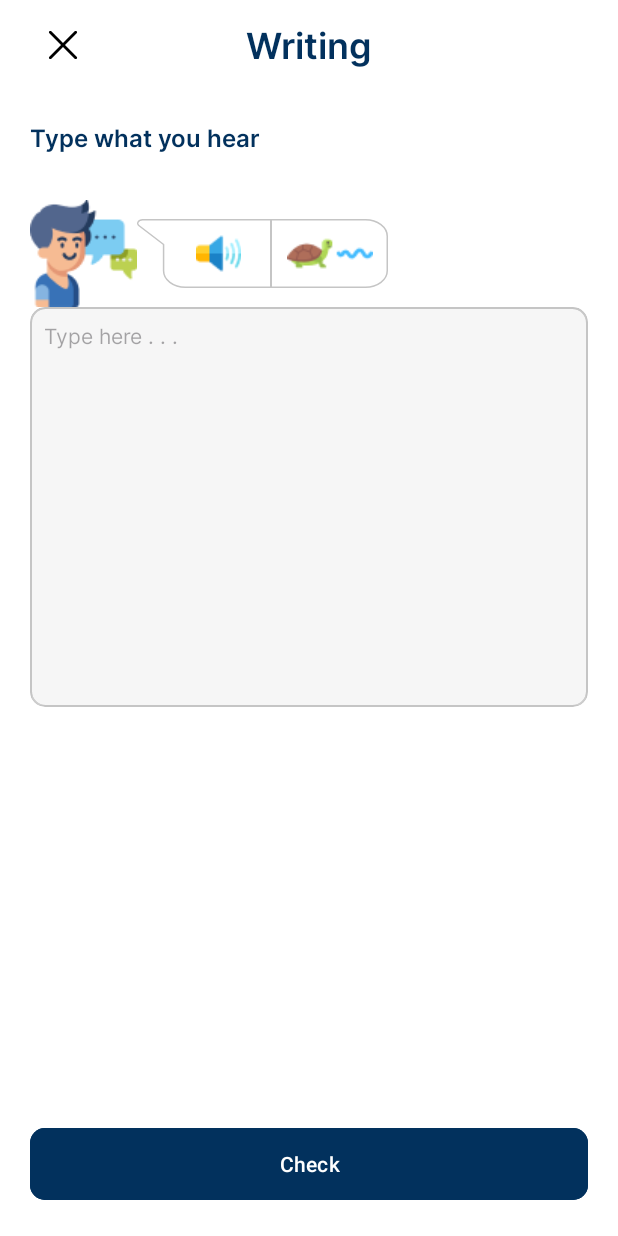
After one commit to GymnastiarR/Mr.Gupazz, an Android app: the WritingActivity screen opened directly, with no data from a screen before it, on a phone screen of 412 x 824 dp. The commit adds this screen. Run offline under Robolectric (Android 15) with nearby library versions, the phone set to English and light mode, and no system bars.

Commit message:
feat/writing

```diff
--- a/app/src/main/AndroidManifest.xml
+++ b/app/src/main/AndroidManifest.xml
@@ -1,6 +1,6 @@
 <?xml version="1.0" encoding="utf-8"?>
 <manifest xmlns:android="http://schemas.android.com/apk/res/android"
-    xmlns:tools="http://schemas.android.com/tools" >
+    xmlns:tools="http://schemas.android.com/tools">
 
     <application
         android:allowBackup="true"
@@ -11,10 +11,13 @@
         android:roundIcon="@mipmap/ic_launcher_round"
         android:supportsRtl="true"
         android:theme="@style/Theme.MrGupazz"
-        tools:targetApi="31" >
+        tools:targetApi="31">
+        <activity
+            android:name=".WritingActivity"
+            android:exported="false" />
         <activity
             android:name=".MainActivity"
-            android:exported="true" >
+            android:exported="true">
             <intent-filter>
                 <action android:name="android.intent.action.MAIN" />
 
--- /dev/null
+++ b/app/src/main/java/com/example/mrgupazz/WritingActivity.java
@@ -0,0 +1,14 @@
+package com.example.mrgupazz;
+
+import androidx.appcompat.app.AppCompatActivity;
+
+import android.os.Bundle;
+
+public class WritingActivity extends AppCompatActivity {
+
+    @Override
+    protected void onCreate(Bundle savedInstanceState) {
+        super.onCreate(savedInstanceState);
+        setContentView(R.layout.activity_writing);
+    }
+}
--- /dev/null
+++ b/app/src/main/res/drawable/bg_union.xml
@@ -0,0 +1,11 @@
+<vector xmlns:android="http://schemas.android.com/apk/res/android"
+    android:width="167dp"
+    android:height="46dp"
+    android:viewportWidth="167"
+    android:viewportHeight="46">
+  <path
+      android:strokeWidth="1"
+      android:pathData="M17.68,17.25V17L17.49,16.85L1.41,4.51C0.9,4.12 0.64,3.68 0.54,3.27C0.45,2.85 0.51,2.42 0.73,2.01C1.17,1.2 2.23,0.5 3.75,0.5H152.02C156.05,0.5 159.69,1.76 162.31,3.76C164.92,5.77 166.5,8.51 166.5,11.5V34.5C166.5,37.49 164.92,40.23 162.31,42.24C159.69,44.24 156.05,45.5 152.02,45.5H32.16C28.13,45.5 24.49,44.24 21.88,42.24C19.26,40.23 17.68,37.49 17.68,34.5V17.25Z"
+      android:fillColor="#ffffff"
+      android:strokeColor="#C5C5C5"/>
+</vector>
--- /dev/null
+++ b/app/src/main/res/drawable/ic_cross.xml
@@ -0,0 +1,9 @@
+<vector xmlns:android="http://schemas.android.com/apk/res/android"
+    android:width="20dp"
+    android:height="20dp"
+    android:viewportWidth="20"
+    android:viewportHeight="20">
+  <path
+      android:pathData="M19.101,17.774C19.188,17.861 19.257,17.965 19.304,18.079C19.351,18.192 19.376,18.314 19.376,18.438C19.376,18.561 19.351,18.683 19.304,18.796C19.257,18.91 19.188,19.014 19.101,19.101C19.014,19.188 18.91,19.257 18.796,19.304C18.683,19.351 18.561,19.375 18.438,19.375C18.314,19.375 18.192,19.351 18.079,19.304C17.965,19.257 17.861,19.188 17.774,19.101L10,11.325L2.226,19.101C2.05,19.277 1.811,19.375 1.563,19.375C1.314,19.375 1.075,19.277 0.899,19.101C0.723,18.925 0.625,18.686 0.625,18.438C0.625,18.189 0.723,17.95 0.899,17.774L8.675,10L0.899,2.226C0.723,2.05 0.625,1.811 0.625,1.563C0.625,1.314 0.723,1.075 0.899,0.899C1.075,0.723 1.314,0.624 1.563,0.624C1.811,0.624 2.05,0.723 2.226,0.899L10,8.675L17.774,0.899C17.95,0.723 18.189,0.624 18.438,0.624C18.686,0.624 18.925,0.723 19.101,0.899C19.277,1.075 19.376,1.314 19.376,1.563C19.376,1.811 19.277,2.05 19.101,2.226L11.325,10L19.101,17.774Z"
+      android:fillColor="#000000"/>
+</vector>
--- /dev/null
+++ b/app/src/main/res/layout/activity_writing.xml
@@ -0,0 +1,146 @@
+<?xml version="1.0" encoding="utf-8"?>
+<ScrollView xmlns:android="http://schemas.android.com/apk/res/android"
+    xmlns:app="http://schemas.android.com/apk/res-auto"
+    xmlns:tools="http://schemas.android.com/tools"
+    android:layout_width="match_parent"
+    android:layout_height="match_parent"
+    tools:context=".WritingActivity"
+    android:fillViewport="true"
+    android:background="@color/primary_white">
+
+    <LinearLayout
+        android:layout_width="match_parent"
+        android:layout_height="wrap_content"
+        android:orientation="vertical">
+        <androidx.constraintlayout.widget.ConstraintLayout
+            android:layout_width="match_parent"
+            android:layout_height="60dp"
+            android:paddingHorizontal="20dp">
+            <TextView
+                android:layout_width="wrap_content"
+                android:layout_height="wrap_content"
+                android:text="Writing"
+                app:layout_constraintTop_toTopOf="parent"
+                app:layout_constraintBottom_toBottomOf="parent"
+                app:layout_constraintRight_toRightOf="parent"
+                app:layout_constraintLeft_toLeftOf="parent"
+                style="@style/Text.SemiBold.24sp"
+                />
+            <ImageButton
+                android:layout_width="wrap_content"
+                android:layout_height="wrap_content"
+                android:src="@drawable/ic_cross"
+                app:layout_constraintTop_toTopOf="parent"
+                android:backgroundTint="@color/primary_white"
+                app:layout_constraintBottom_toBottomOf="parent"/>
+        </androidx.constraintlayout.widget.ConstraintLayout>
+
+        <LinearLayout
+            android:layout_width="match_parent"
+            android:layout_height="match_parent"
+            app:layout_constraintLeft_toLeftOf="parent"
+            app:layout_constraintLeft_toRightOf="parent"
+            android:orientation="vertical"
+            android:padding="20dp">
+
+            <LinearLayout
+                android:layout_width="match_parent"
+                android:layout_height="wrap_content"
+                android:orientation="vertical"
+                app:layout_constraintTop_toTopOf="parent">
+
+                <TextView
+                    android:layout_width="wrap_content"
+                    android:layout_height="wrap_content"
+                    android:text="Type what you hear"
+                    app:layout_constraintTop_toTopOf="parent"
+                    app:layout_constraintLeft_toLeftOf="parent"
+                    style="@style/Text.SemiBold.16sp"
+                    android:layout_marginBottom="30dp"
+                    />
+
+                <LinearLayout
+                    android:layout_width="match_parent"
+                    android:layout_height="wrap_content"
+                    android:orientation="horizontal">
+                    <ImageView
+                        android:layout_width="wrap_content"
+                        android:layout_height="wrap_content"
+                        android:src="@drawable/ic_exercise_1"
+                        />
+                    <LinearLayout
+                        android:layout_width="167dp"
+                        android:layout_height="46dp"
+                        android:background="@drawable/bg_union"
+                        android:layout_gravity="center_vertical"
+                        android:gravity="center"
+                        android:paddingStart="20dp">
+                        <ImageView
+                            android:layout_width="wrap_content"
+                            android:layout_height="wrap_content"
+                            android:src="@drawable/ic_speaker"
+                            android:layout_gravity="center_vertical"
+                            android:layout_weight="1"/>
+                        <LinearLayout
+                            android:layout_width="1dp"
+                            android:layout_height="match_parent"
+                            android:background="#C5C5C5"/>
+                        <LinearLayout
+                            android:layout_width="wrap_content"
+                            android:layout_height="match_parent"
+                            android:gravity="center"
+                            android:paddingHorizontal="10dp"
+                            android:orientation="horizontal">
+                            <ImageView
+                                android:layout_width="wrap_content"
+                                android:layout_height="wrap_content"
+                                android:src="@drawable/ic_turtle"
+                                android:layout_gravity="center_vertical"/>
+                        </LinearLayout>
+                    </LinearLayout>
+                </LinearLayout>
+                <androidx.cardview.widget.CardView
+                    android:layout_width="match_parent"
+                    android:layout_height="wrap_content"
+                    app:cardCornerRadius="10dp"
+                    app:contentPadding="1dp"
+                    android:backgroundTint="#C5C5C5"
+                    android:outlineSpotShadowColor="@color/primary_white">
+                    <androidx.cardview.widget.CardView
+                        android:layout_width="match_parent"
+                        android:layout_height="match_parent"
+                        app:contentPadding="8dp"
+                        app:cardCornerRadius="9dp"
+                        android:backgroundTint="#F6F6F6"
+                        android:outlineSpotShadowColor="@color/primary_white">
+                        <EditText
+                            android:hint="Type here . . ."
+                            android:id="@+id/edit_text"
+                            android:layout_width="match_parent"
+                            android:layout_height="248dp"
+                            android:inputType="text|textMultiLine"
+                            android:gravity="top"
+                            android:background="@null"
+                            style="@style/Text.Regular.14sp"/>
+                    </androidx.cardview.widget.CardView>
+                </androidx.cardview.widget.CardView>
+            </LinearLayout>
+
+            <LinearLayout
+                android:layout_width="match_parent"
+                android:layout_height="0dip"
+                android:layout_weight="1"
+                android:gravity="center|bottom"
+                android:orientation="vertical"
+                app:layout_constraintBottom_toBottomOf="parent">
+                <com.google.android.material.button.MaterialButton
+                    android:layout_width="match_parent"
+                    android:layout_height="56dp"
+                    android:text="Check"
+                    app:cornerRadius="10dp"
+                    app:layout_constraintBottom_toBottomOf="parent"
+                    android:backgroundTint="@color/primary_blue"/>
+            </LinearLayout>
+        </LinearLayout>
+    </LinearLayout>
+</ScrollView>
--- a/app/src/main/res/values/themes.xml
+++ b/app/src/main/res/values/themes.xml
@@ -134,7 +134,7 @@
     </style>
 
     <style name="Text.Regular.14sp" parent="Text.Regular">
-        <item name="android:textSize">16sp</item>
+        <item name="android:textSize">14sp</item>
     </style>
 
     <style name="Text.Regular.12sp" parent="Text.Regular">
```
Also changed, not shown: app/src/main/res/drawable/ic_exercise_1.png (added), app/src/main/res/drawable/ic_speaker.png (added), app/src/main/res/drawable/ic_turtle.png (added).
